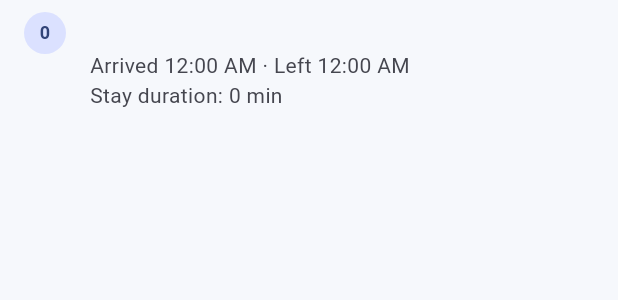
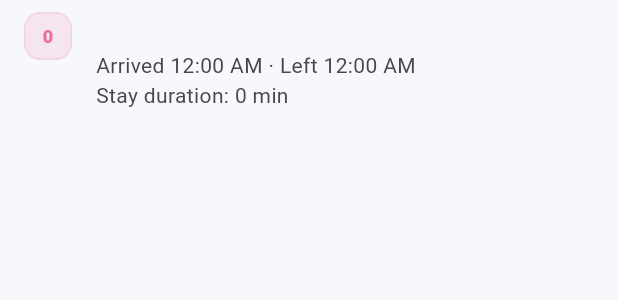
Before and after one commit to muhammadnaumantahir/Circlo, a Flutter app: the _VisitTile widget shown alone on an empty page, opened directly with empty values, on a phone screen of 412 x 824 dp. Shown: the top 300 px of the screen. Run offline on Flutter 3.47's test engine with Material 3 defaults, Android fonts, the phone set to English and light mode, and no system bars; our stand-ins replace cloud_firestore, firebase_auth, firebase_core, flutter_map, flutter_riverpod, geolocator and 3 more; accounts and stored records are empty.

Commit message:
ui: style travel history visit markers

```diff
--- a/app/lib/features/history/history_screens.dart
+++ b/app/lib/features/history/history_screens.dart
@@ -344,9 +344,23 @@ class _VisitTile extends StatelessWidget {
       when = 'Arrived $arrived · Still here (last seen ${formatClock(track.lastSeen, tz)})';
       stay = 'So far: ${formatDuration(Duration(milliseconds: (track.lastSeen > visit.arrivedAt ? track.lastSeen : visit.arrivedAt) - visit.arrivedAt))}';
     }
+    final accent = CircloPalette.accent(index - 1);
     return ListTile(
-      leading: CircleAvatar(radius: 14, child: Text('$index', style: const TextStyle(fontSize: 12))),
-      title: Text(visit.name),
+      leading: Container(
+        width: 32,
+        height: 32,
+        alignment: Alignment.center,
+        decoration: BoxDecoration(
+          color: accent.withValues(alpha: .14),
+          borderRadius: BorderRadius.circular(11),
+          border: Border.all(color: accent.withValues(alpha: .18)),
+        ),
+        child: Text(
+          '$index',
+          style: TextStyle(color: accent, fontSize: 12, fontWeight: FontWeight.w900),
+        ),
+      ),
+      title: Text(visit.name, style: const TextStyle(fontWeight: FontWeight.w700)),
       subtitle: Text('$when\n$stay'),
       isThreeLine: true,
     );
```
